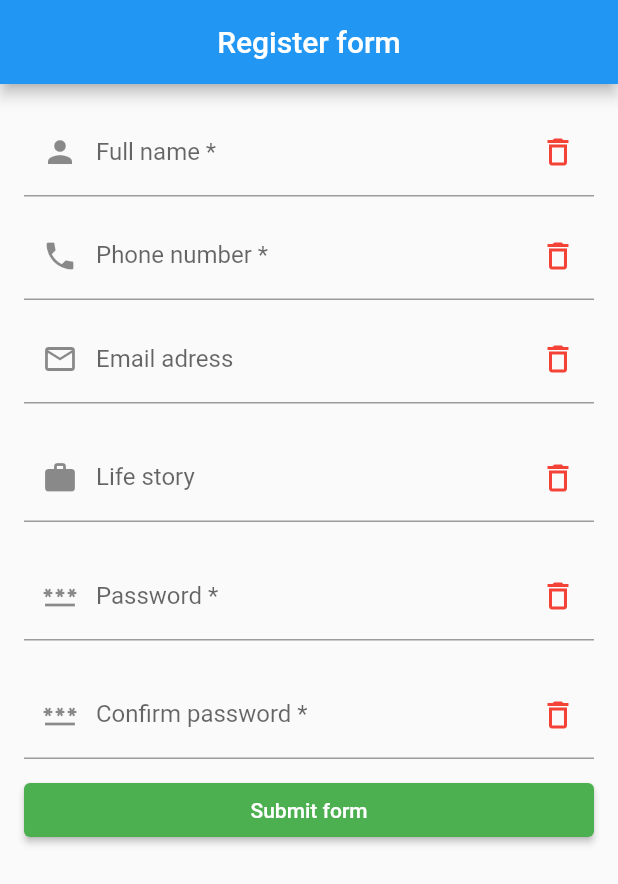
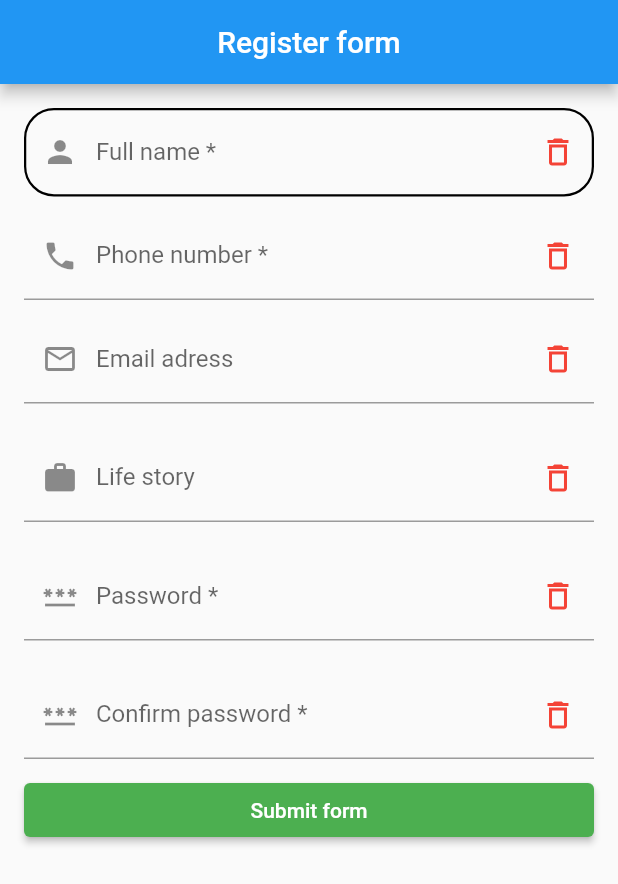
Before and after one commit to GarifullinII/flutter_form, a Flutter app: the screen it shows after launch, on a phone screen of 412 x 824 dp. Shown: the top 884 px of the screen. Run offline on Flutter 3.47's test engine with Material 2 defaults, Android fonts, the phone set to English and light mode, and no system bars.

Commit message:
added enabledBorder

```diff
--- a/lib/pages/register_form_page.dart
+++ b/lib/pages/register_form_page.dart
@@ -26,8 +26,17 @@ class _RegisterFormPageState extends State<RegisterFormPage> {
               ), // префиксная иконка
               suffixIcon: Icon(
                 Icons.delete_outline,
-                color: Colors.red,
+                color: Colors.red, // цвет для корзины
               ), // редактирование поля, удаление
+              enabledBorder: OutlineInputBorder(
+                borderRadius: BorderRadius.all(
+                  Radius.circular(20.0),
+                ),
+                borderSide: BorderSide(
+                  color: Colors.black,
+                  width: 1.5,
+                ),
+              ),
             ),
           ),
           SizedBox(
```
